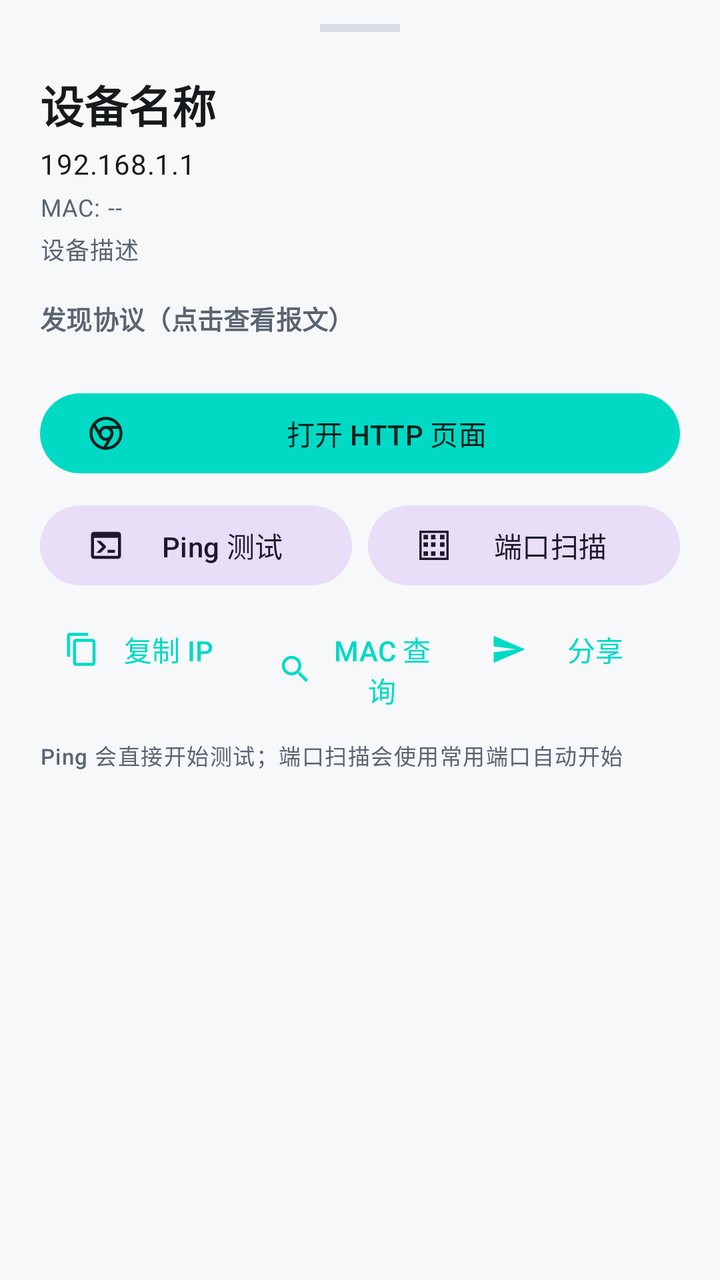
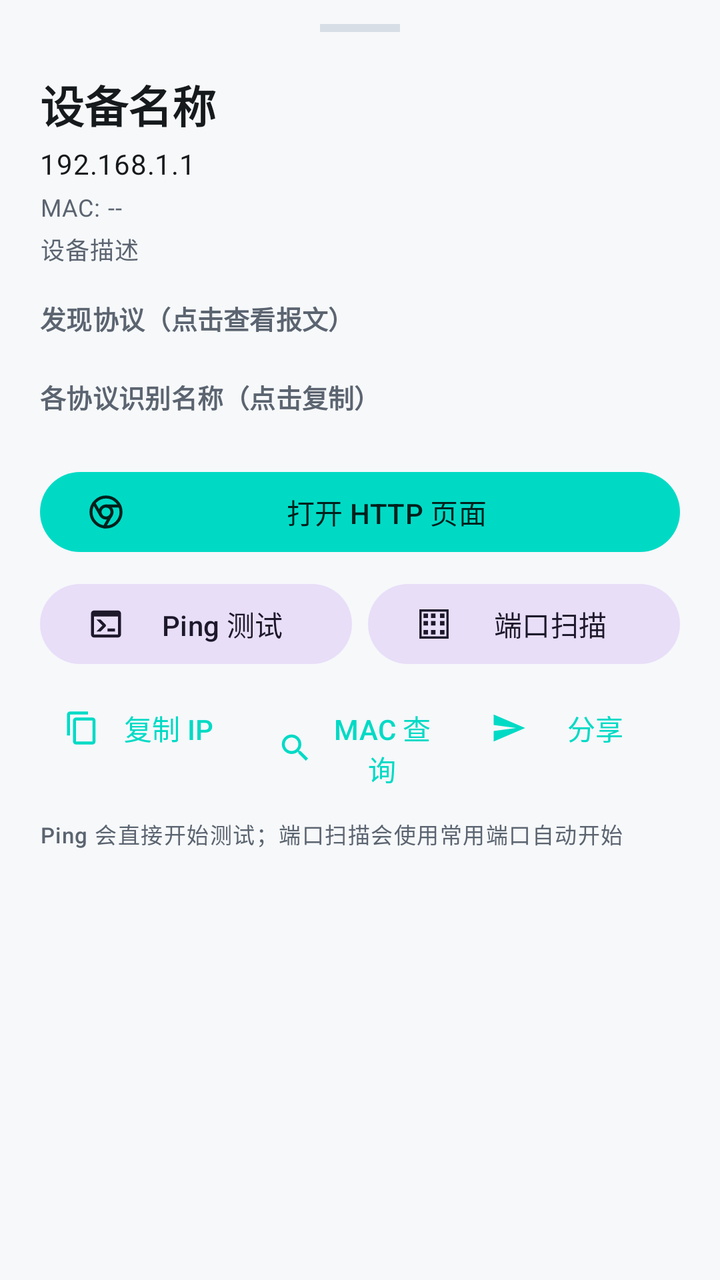

An Android layout rendered at two revisions. The XML below is the earlier revision; the diff shows what the commit changed to produce the second picture.
<!-- AndroidManifest.xml: application theme Theme.NetworkTool -->
<!-- res/layout/bottomsheet_device_details.xml -->
<?xml version="1.0" encoding="utf-8"?>
<LinearLayout xmlns:android="http://schemas.android.com/apk/res/android"
    xmlns:app="http://schemas.android.com/apk/res-auto"
    android:layout_width="match_parent"
    android:layout_height="wrap_content"
    android:orientation="vertical"
    android:paddingStart="@dimen/space_5"
    android:paddingTop="@dimen/space_3"
    android:paddingEnd="@dimen/space_5"
    android:paddingBottom="@dimen/space_5">

    <View
        android:layout_width="40dp"
        android:layout_height="4dp"
        android:layout_gravity="center_horizontal"
        android:background="?attr/colorOutlineVariant" />

    <TextView
        android:id="@+id/detailTitle"
        android:layout_width="match_parent"
        android:layout_height="wrap_content"
        android:layout_marginTop="@dimen/space_5"
        android:ellipsize="end"
        android:maxLines="2"
        android:text="设备名称"
        android:textAppearance="@style/TextAppearance.NetworkTool.Headline" />

    <TextView
        android:id="@+id/detailIp"
        android:layout_width="match_parent"
        android:layout_height="wrap_content"
        android:layout_marginTop="@dimen/space_1"
        android:text="192.168.1.1"
        android:textAppearance="@style/TextAppearance.NetworkTool.Body" />

    <TextView
        android:id="@+id/detailMac"
        android:layout_width="match_parent"
        android:layout_height="wrap_content"
        android:layout_marginTop="@dimen/space_1"
        android:text="MAC: --"
        android:textAppearance="@style/TextAppearance.NetworkTool.BodySmall" />

    <TextView
        android:id="@+id/detailDescription"
        android:layout_width="match_parent"
        android:layout_height="wrap_content"
        android:layout_marginTop="@dimen/space_1"
        android:text="设备描述"
        android:textAppearance="@style/TextAppearance.NetworkTool.BodySmall" />

    <TextView
        android:layout_width="match_parent"
        android:layout_height="wrap_content"
        android:layout_marginTop="@dimen/space_4"
        android:text="发现协议（点击查看报文）"
        android:textAppearance="@style/TextAppearance.NetworkTool.Label" />

    <com.google.android.material.chip.ChipGroup
        android:id="@+id/detailProtocolChips"
        android:layout_width="match_parent"
        android:layout_height="wrap_content"
        android:layout_marginTop="@dimen/space_1"
        app:chipSpacingHorizontal="@dimen/space_2"
        app:chipSpacingVertical="@dimen/space_1" />

    <TextView
        android:id="@+id/detailProtocols"
        android:layout_width="match_parent"
        android:layout_height="wrap_content"
        android:visibility="gone"
        android:text="--"
        android:textAppearance="@style/TextAppearance.NetworkTool.Body" />

    <com.google.android.material.button.MaterialButton
        android:id="@+id/openHttpButton"
        android:layout_width="match_parent"
        android:layout_height="wrap_content"
        android:layout_marginTop="@dimen/space_5"
        android:text="打开 HTTP 页面"
        app:icon="@drawable/ic_browser" />

    <com.google.android.material.button.MaterialButton
        android:id="@+id/onvifDebugButton"
        android:layout_width="match_parent"
        android:layout_height="wrap_content"
        android:layout_marginTop="@dimen/space_2"
        android:text="ONVIF 调试"
        android:visibility="gone"
        app:icon="@drawable/ic_onvif" />

    <LinearLayout
        android:layout_width="match_parent"
        android:layout_height="wrap_content"
        android:layout_marginTop="@dimen/space_2"
        android:orientation="horizontal">

        <com.google.android.material.button.MaterialButton
            android:id="@+id/pingButton"
            style="@style/Widget.NetworkTool.Button.TonalButton"
            android:layout_width="0dp"
            android:layout_height="wrap_content"
            android:layout_weight="1"
            android:text="Ping 测试"
            app:icon="@drawable/ic_ping" />

        <com.google.android.material.button.MaterialButton
            android:id="@+id/portScanButton"
            style="@style/Widget.NetworkTool.Button.TonalButton"
            android:layout_width="0dp"
            android:layout_height="wrap_content"
            android:layout_marginStart="@dimen/space_2"
            android:layout_weight="1"
            android:text="端口扫描"
            app:icon="@drawable/ic_port_scan" />

    </LinearLayout>

    <LinearLayout
        android:layout_width="match_parent"
        android:layout_height="wrap_content"
        android:layout_marginTop="@dimen/space_1"
        android:orientation="horizontal">

        <com.google.android.material.button.MaterialButton
            android:id="@+id/copyIpButton"
            style="@style/Widget.NetworkTool.Button.TextButton"
            android:layout_width="0dp"
            android:layout_height="wrap_content"
            android:layout_weight="1"
            android:text="复制 IP"
            app:icon="@drawable/ic_copy" />

        <com.google.android.material.button.MaterialButton
            android:id="@+id/macQueryButton"
            style="@style/Widget.NetworkTool.Button.TextButton"
            android:layout_width="0dp"
            android:layout_height="wrap_content"
            android:layout_weight="1"
            android:text="MAC 查询"
            app:icon="@drawable/ic_search" />

        <com.google.android.material.button.MaterialButton
            android:id="@+id/shareButton"
            style="@style/Widget.NetworkTool.Button.TextButton"
            android:layout_width="0dp"
            android:layout_height="wrap_content"
            android:layout_weight="1"
            android:text="分享"
            app:icon="@drawable/ic_send" />

    </LinearLayout>

    <TextView
        android:layout_width="match_parent"
        android:layout_height="wrap_content"
        android:layout_marginTop="@dimen/space_2"
        android:text="Ping 会直接开始测试；端口扫描会使用常用端口自动开始"
        android:textAppearance="@style/TextAppearance.NetworkTool.Caption" />

</LinearLayout>
<!-- resources referenced by this layout -->
<resources>
  <dimen name="space_1">4dp</dimen>
  <dimen name="space_2">8dp</dimen>
  <dimen name="space_3">12dp</dimen>
  <dimen name="space_4">16dp</dimen>
  <dimen name="space_5">20dp</dimen>
  <!-- drawable ic_copy (drawable) -->
  <vector xmlns:android="http://schemas.android.com/apk/res/android"
      android:width="24dp"
      android:height="24dp"
      android:viewportWidth="24"
      android:viewportHeight="24">
      <path
          android:fillColor="#000000"
          android:pathData="M16,1L4,1C2.9,1 2,1.9 2,3v14h2L4,3h12L16,1zM19,5L8,5C6.9,5 6,5.9 6,7v14c0,1.1 0.9,2 2,2h11c1.1,0 2,-0.9 2,-2L21,7C21,5.9 20.1,5 19,5zM19,21L8,21L8,7h11v14z"/>
  </vector>
  <!-- drawable ic_send (drawable) -->
  <vector xmlns:android="http://schemas.android.com/apk/res/android"
      android:width="24dp"
      android:height="24dp"
      android:viewportWidth="24"
      android:viewportHeight="24"
      android:tint="?attr/colorOnSurface">
      <path
          android:fillColor="@android:color/white"
          android:pathData="M2.01,21L23,12 2.01,3 2,10l15,2 -15,2z"/>
  </vector>
  <style name="TextAppearance.NetworkTool.Body" parent="TextAppearance.Material3.BodyMedium">
          <item name="android:textSize">14sp</item>
          <item name="android:textColor">?attr/colorOnSurface</item>
      </style>
  <style name="TextAppearance.NetworkTool.BodySmall" parent="TextAppearance.Material3.BodySmall">
          <item name="android:textSize">12sp</item>
          <item name="android:textColor">?attr/colorOnSurfaceVariant</item>
      </style>
  <style name="TextAppearance.NetworkTool.Caption" parent="TextAppearance.Material3.LabelSmall">
          <item name="android:textSize">11sp</item>
          <item name="android:textColor">?attr/colorOnSurfaceVariant</item>
      </style>
  <style name="TextAppearance.NetworkTool.Headline" parent="TextAppearance.Material3.HeadlineSmall">
          <item name="android:textSize">22sp</item>
          <item name="android:textStyle">bold</item>
          <item name="android:textColor">?attr/colorOnSurface</item>
      </style>
  <style name="TextAppearance.NetworkTool.Label" parent="TextAppearance.Material3.LabelLarge">
          <item name="android:textSize">13sp</item>
          <item name="android:textStyle">bold</item>
          <item name="android:textColor">?attr/colorOnSurfaceVariant</item>
      </style>
  <style name="Widget.NetworkTool.Button.TextButton" parent="Widget.Material3.Button.TextButton">
          <item name="android:elevation">0dp</item>
          <item name="android:stateListAnimator">@null</item>
      </style>
  <style name="Widget.NetworkTool.Button.TonalButton" parent="Widget.Material3.Button.TonalButton">
          <item name="android:elevation">0dp</item>
          <item name="android:stateListAnimator">@null</item>
      </style>
  <color name="colorPrimary">#00DAC5</color>
  <color name="colorPrimaryDark">#00B5A1</color>
  <color name="colorAccent">#00DAC5</color>
  <color name="colorOnPrimary">#00201C</color>
  <color name="colorPrimaryContainer">#B8FFF7</color>
  <color name="colorOnPrimaryContainer">#00201C</color>
  <color name="colorBackground">#F6F8FA</color>
  <color name="colorSurface">#FFFFFF</color>
  <color name="colorOnSurface">#171A1C</color>
  <color name="colorOnBackground">#171A1C</color>
  <color name="colorSurfaceContainer">#EEF2F5</color>
  <color name="textSecondary">#5B6470</color>
  <color name="colorOutline">#8A94A0</color>
  <color name="colorOutlineVariant">#D8DEE5</color>
  <color name="textPrimary">#171A1C</color>
  <style name="Widget.NetworkTool.Button" parent="Widget.Material3.Button">
          <item name="android:elevation">0dp</item>
          <item name="android:stateListAnimator">@null</item>
      </style>
  <style name="TextAppearance.NetworkTool.ToolbarTitle" parent="TextAppearance.Material3.TitleLarge">
          <item name="android:textSize">20sp</item>
          <item name="android:textStyle">bold</item>
          <item name="android:textColor">?attr/colorOnSurface</item>
      </style>
  <!-- unchanged entries left out for length: 7 -->
</resources>

<!-- the commit's change to res/layout/bottomsheet_device_details.xml (unified diff, before → after) -->
@@ -63,6 +63,20 @@
         android:layout_marginTop="@dimen/space_1"
         app:chipSpacingHorizontal="@dimen/space_2"
         app:chipSpacingVertical="@dimen/space_1" />
+
+    <TextView
+        android:layout_width="match_parent"
+        android:layout_height="wrap_content"
+        android:layout_marginTop="@dimen/space_4"
+        android:text="各协议识别名称（点击复制）"
+        android:textAppearance="@style/TextAppearance.NetworkTool.Label" />
+
+    <LinearLayout
+        android:id="@+id/detailNameList"
+        android:layout_width="match_parent"
+        android:layout_height="wrap_content"
+        android:layout_marginTop="@dimen/space_1"
+        android:orientation="vertical" />
 
     <TextView
         android:id="@+id/detailProtocols"
